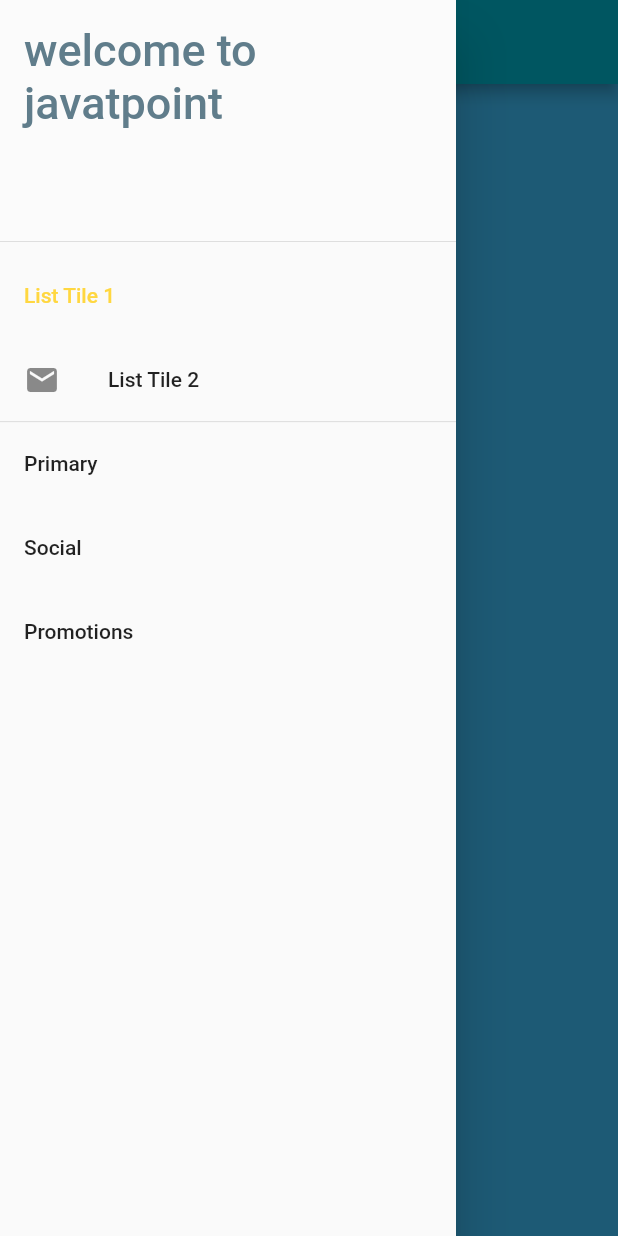
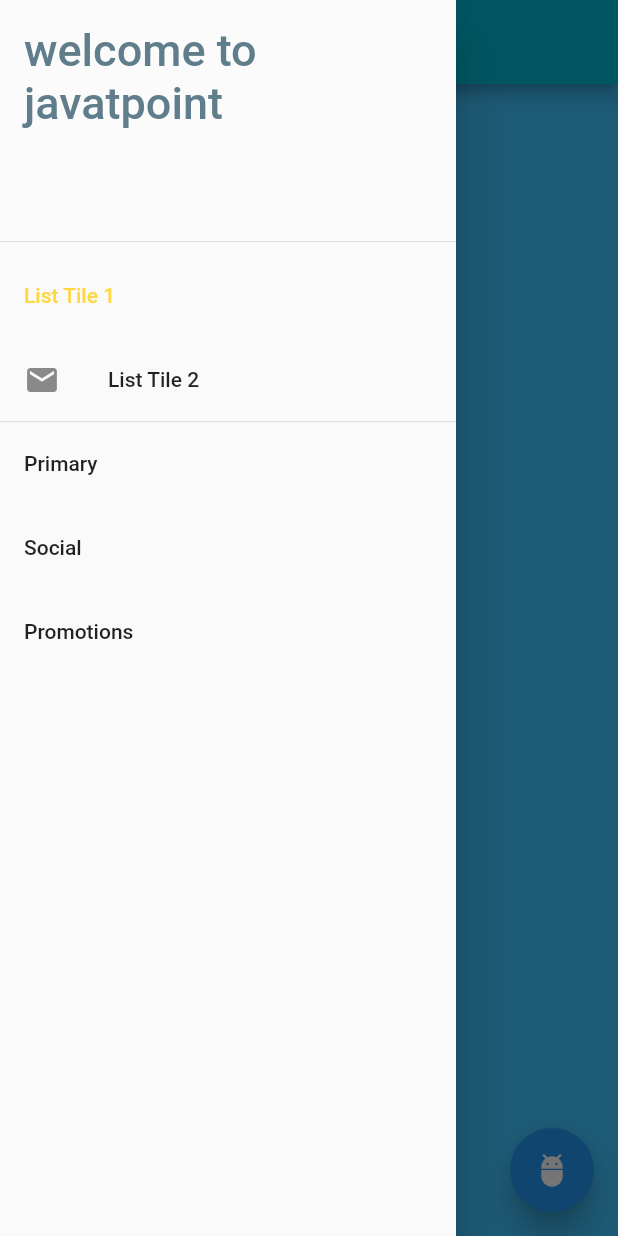
Before and after one commit to Tareq23/flutter-practice-code, a Flutter app: the screen it shows after launch, with the side drawer open, on a phone screen of 412 x 824 dp. Run offline on Flutter 3.47's test engine with Material 2 defaults, Android fonts, the phone set to English and light mode, and no system bars.

Commit message:
Scaffold floatingActionButton attribute

```diff
--- a/lib/main.dart
+++ b/lib/main.dart
@@ -61,6 +61,13 @@ class HomeApp extends StatelessWidget{
               ],
             ),
           ),
+          floatingActionButton: FloatingActionButton(
+            elevation: 8.0,
+            child: Icon(Icons.adb_rounded),
+            onPressed:(){
+              print("Floating action Button");
+            }
+          ),
         )
     );
   }
```
